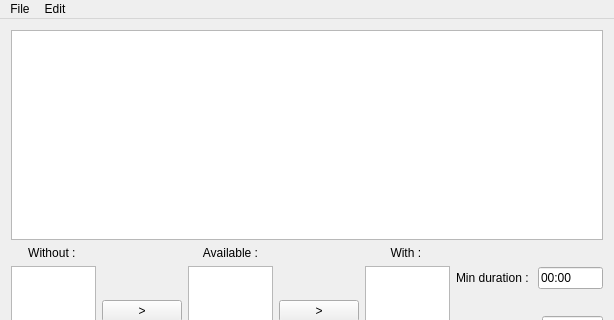
First picture: the form in mainwindow.ui, repository AdrienPensart/MusicManiac, before the edit; both pictures show x 0 to 614 and y 0 to 320 of the 614 by 469 pixel window.
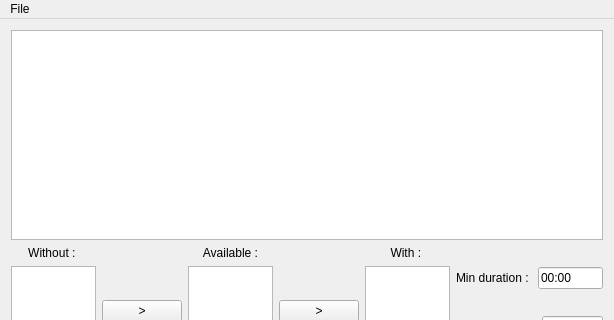
Second picture: the form after the edit. Icons and pictures are not drawn.

```diff
--- a/mainwindow.ui
+++ b/mainwindow.ui
@@ -243,14 +243,7 @@
     <addaction name="actionOpen_Folder"/>
     <addaction name="actionRegen_UUID"/>
    </widget>
-   <widget class="QMenu" name="menuEdit">
-    <property name="title">
-     <string>Edit</string>
-    </property>
-    <addaction name="actionAnd_support"/>
-   </widget>
    <addaction name="menuFile"/>
-   <addaction name="menuEdit"/>
   </widget>
   <action name="actionOpen_Folder">
    <property name="text">
```
